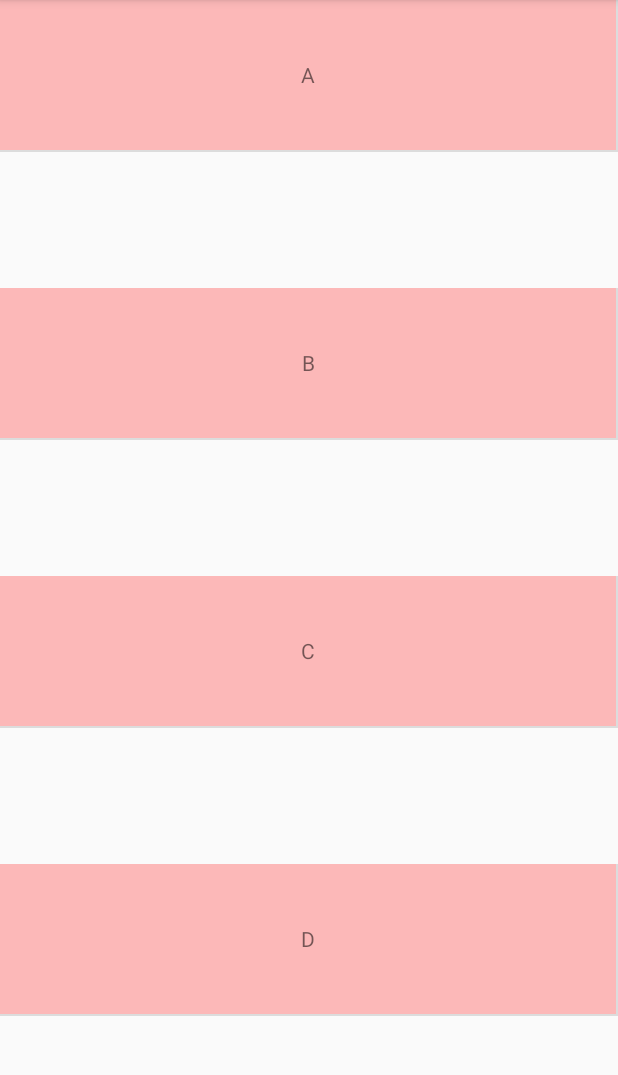
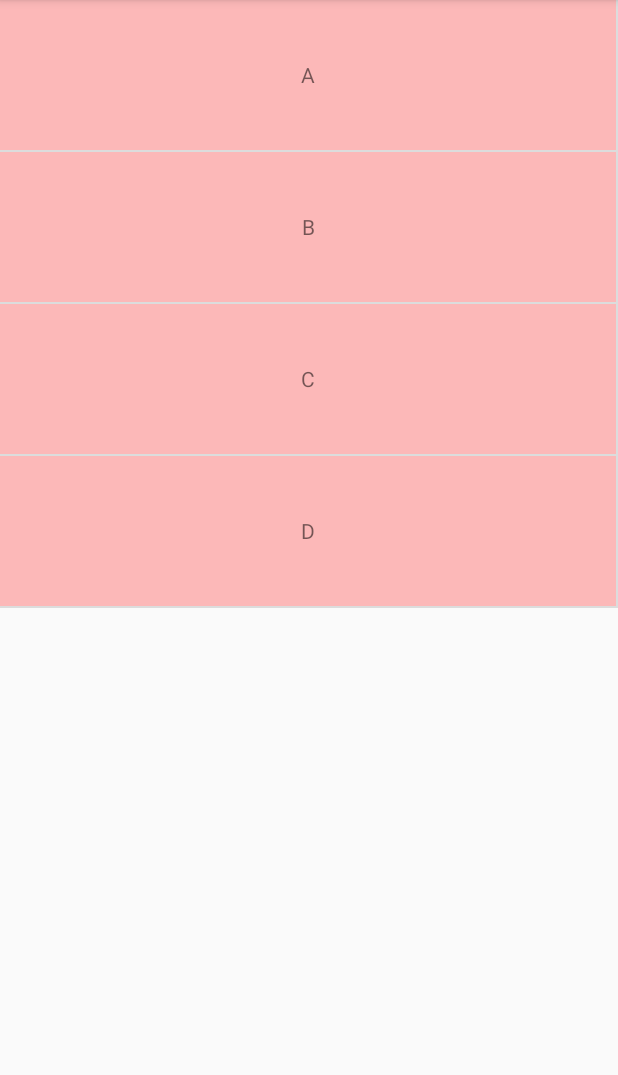
Before and after one commit to JasonXiang2014/AndroidTaste, an Android app: the RecyclerActivity screen opened directly, with no data from a screen before it, in the options menu, after a tap on "HorizontalGridView", on a phone screen of 412 x 824 dp, the part 84-1159 px from its top. Run offline under Robolectric (Android 15) with nearby library versions, the phone set to English and light mode, and no system bars.

Commit message:
remove the white space between in HorizontalGridView's item

```diff
--- a/app/src/main/res/layout/activity_single_recyclerview.xml
+++ b/app/src/main/res/layout/activity_single_recyclerview.xml
@@ -1,11 +1,10 @@
 <RelativeLayout xmlns:android="http://schemas.android.com/apk/res/android"
-    xmlns:tools="http://schemas.android.com/tools"
     android:layout_width="match_parent"
-    android:layout_height="match_parent" >
+    android:layout_height="match_parent">
 
     <android.support.v7.widget.RecyclerView
         android:id="@+id/id_recyclerview"
         android:layout_width="match_parent"
-        android:layout_height="match_parent" />
+        android:layout_height="wrap_content" />
 
 </RelativeLayout>
```
